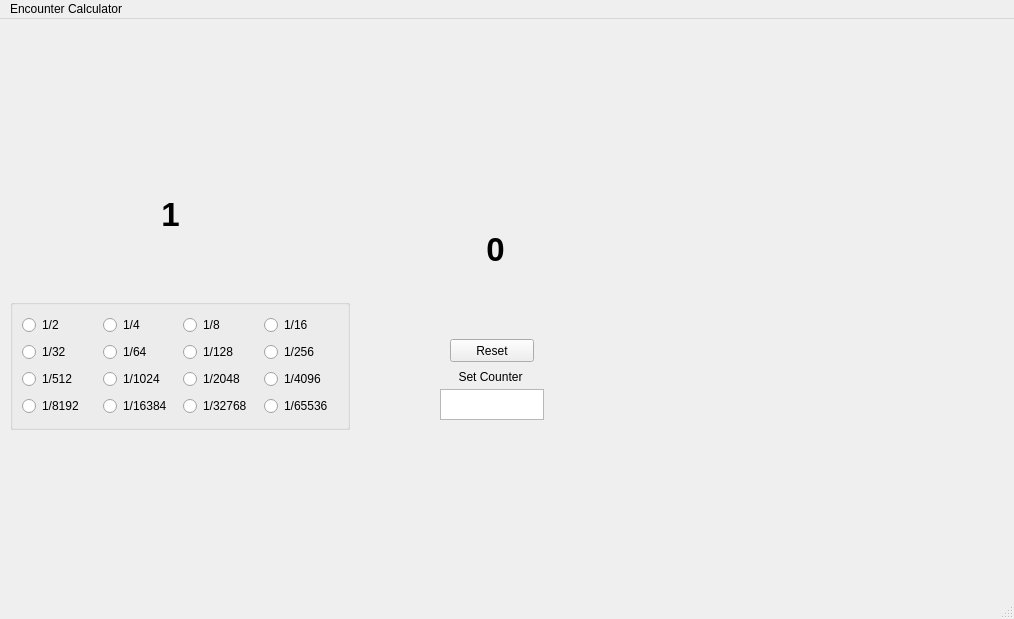
The window that mainwindow.ui (ZekAttack/Encounter-Calculator) describes before a commit, drawn with Qt 5.
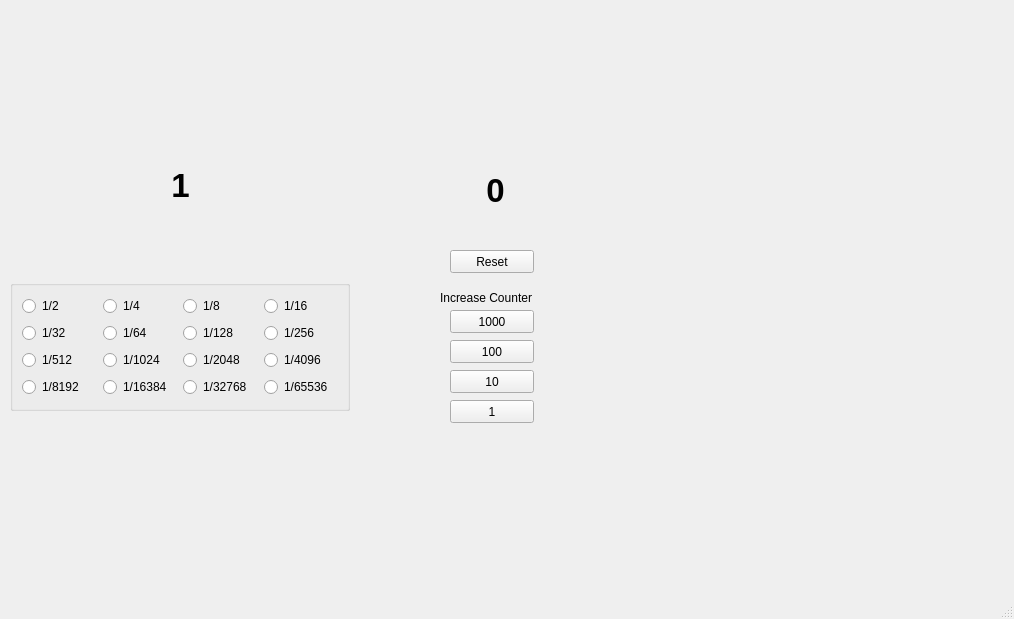
The same window after the commit.

Commit message: Finished counter and implemented results text.

Patch:
```diff
--- a/mainwindow.ui
+++ b/mainwindow.ui
@@ -17,8 +17,8 @@
    <widget class="QLabel" name="rateLabel">
     <property name="geometry">
      <rect>
-      <x>90</x>
-      <y>150</y>
+      <x>100</x>
+      <y>140</y>
       <width>161</width>
       <height>91</height>
      </rect>
@@ -40,7 +40,7 @@
     <property name="geometry">
      <rect>
       <x>420</x>
-      <y>200</y>
+      <y>160</y>
       <width>151</width>
       <height>61</height>
      </rect>
@@ -330,7 +330,7 @@
     <property name="geometry">
      <rect>
       <x>450</x>
-      <y>320</y>
+      <y>250</y>
       <width>84</width>
       <height>23</height>
      </rect>
@@ -339,30 +339,129 @@
      <string>Reset</string>
     </property>
    </widget>
-   <widget class="QTextEdit" name="counterEdit">
+   <widget class="QPushButton" name="counter1000">
     <property name="geometry">
      <rect>
-      <x>440</x>
+      <x>450</x>
+      <y>310</y>
+      <width>84</width>
+      <height>23</height>
+     </rect>
+    </property>
+    <property name="text">
+     <string>1000</string>
+    </property>
+    <attribute name="buttonGroup">
+     <string notr="true">counterIncrease</string>
+    </attribute>
+   </widget>
+   <widget class="QPushButton" name="counter100">
+    <property name="geometry">
+     <rect>
+      <x>450</x>
+      <y>340</y>
+      <width>84</width>
+      <height>23</height>
+     </rect>
+    </property>
+    <property name="text">
+     <string>100</string>
+    </property>
+    <attribute name="buttonGroup">
+     <string notr="true">counterIncrease</string>
+    </attribute>
+   </widget>
+   <widget class="QPushButton" name="counter10">
+    <property name="geometry">
+     <rect>
+      <x>450</x>
       <y>370</y>
-      <width>104</width>
-      <height>31</height>
+      <width>84</width>
+      <height>23</height>
      </rect>
     </property>
+    <property name="text">
+     <string>10</string>
+    </property>
+    <attribute name="buttonGroup">
+     <string notr="true">counterIncrease</string>
+    </attribute>
    </widget>
-   <widget class="QLabel" name="label">
+   <widget class="QPushButton" name="counter1">
     <property name="geometry">
      <rect>
       <x>450</x>
-      <y>350</y>
-      <width>81</width>
+      <y>400</y>
+      <width>84</width>
+      <height>23</height>
+     </rect>
+    </property>
+    <property name="text">
+     <string>1</string>
+    </property>
+    <attribute name="buttonGroup">
+     <string notr="true">counterIncrease</string>
+    </attribute>
+   </widget>
+   <widget class="QLabel" name="counterDesc">
+    <property name="geometry">
+     <rect>
+      <x>440</x>
+      <y>290</y>
+      <width>101</width>
       <height>16</height>
      </rect>
     </property>
     <property name="text">
-     <string>Set Counter</string>
+     <string>Increase Counter</string>
     </property>
+   </widget>
+   <widget class="QLabel" name="resultEncounter">
+    <property name="geometry">
+     <rect>
+      <x>710</x>
+      <y>80</y>
+      <width>261</width>
+      <height>191</height>
+     </rect>
+    </property>
+    <property name="font">
+     <font>
+      <pointsize>15</pointsize>
+     </font>
+    </property>
+    <property name="text">
+     <string/>
+    </property>
     <property name="alignment">
-     <set>Qt::AlignmentFlag::AlignCenter</set>
+     <set>Qt::AlignmentFlag::AlignLeading|Qt::AlignmentFlag::AlignLeft|Qt::AlignmentFlag::AlignTop</set>
+    </property>
+    <property name="wordWrap">
+     <bool>true</bool>
+    </property>
+   </widget>
+   <widget class="QLabel" name="resultRate">
+    <property name="geometry">
+     <rect>
+      <x>710</x>
+      <y>320</y>
+      <width>261</width>
+      <height>191</height>
+     </rect>
+    </property>
+    <property name="font">
+     <font>
+      <pointsize>15</pointsize>
+     </font>
+    </property>
+    <property name="text">
+     <string/>
+    </property>
+    <property name="alignment">
+     <set>Qt::AlignmentFlag::AlignLeading|Qt::AlignmentFlag::AlignLeft|Qt::AlignmentFlag::AlignTop</set>
+    </property>
+    <property name="wordWrap">
+     <bool>true</bool>
     </property>
    </widget>
   </widget>
@@ -375,12 +474,6 @@
      <height>20</height>
     </rect>
    </property>
-   <widget class="QMenu" name="menuEncounter_Calculator">
-    <property name="title">
-     <string>Encounter Calculator</string>
-    </property>
-   </widget>
-   <addaction name="menuEncounter_Calculator"/>
   </widget>
   <widget class="QStatusBar" name="statusbar"/>
  </widget>
```
Left out of the diff: 1 changed line with no effect on the pictures. The commit also changes 2 other files.
